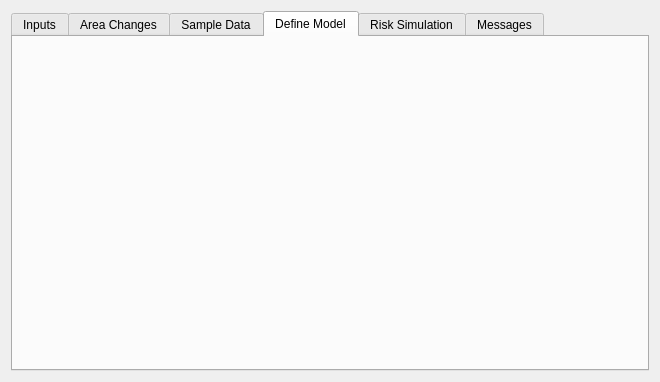
The window that moluscedialogbase.ui (nextgis/qgis_molusce) describes before a commit, drawn with Qt 5.
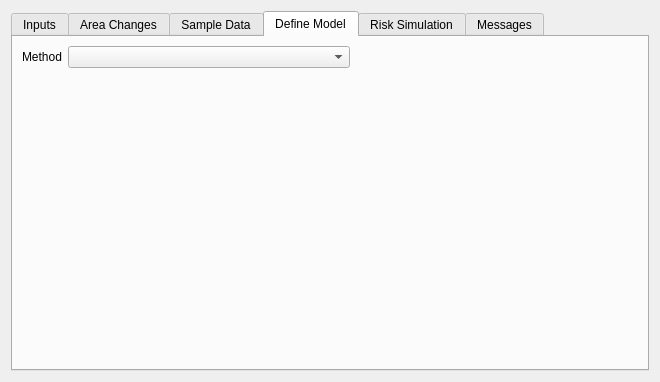
The same window after the commit. The open tabs and pages were chosen to show the change. Custom widgets are drawn as their Qt base class.

Commit message: initial implementation of model selection, added UI for logistic regression model

What changed in the file:
```diff
--- a/moluscedialogbase.ui
+++ b/moluscedialogbase.ui
@@ -176,6 +176,57 @@
       <attribute name="title">
        <string>Define Model</string>
       </attribute>
+      <layout class="QGridLayout" name="gridLayout_3">
+       <item row="0" column="0">
+        <widget class="QLabel" name="label_4">
+         <property name="text">
+          <string>Method</string>
+         </property>
+        </widget>
+       </item>
+       <item row="0" column="1">
+        <widget class="QComboBox" name="cmbMethod">
+         <property name="sizePolicy">
+          <sizepolicy hsizetype="Expanding" vsizetype="Fixed">
+           <horstretch>0</horstretch>
+           <verstretch>0</verstretch>
+          </sizepolicy>
+         </property>
+        </widget>
+       </item>
+       <item row="0" column="2">
+        <spacer name="horizontalSpacer">
+         <property name="orientation">
+          <enum>Qt::Horizontal</enum>
+         </property>
+         <property name="sizeHint" stdset="0">
+          <size>
+           <width>40</width>
+           <height>20</height>
+          </size>
+         </property>
+        </spacer>
+       </item>
+       <item row="1" column="0" colspan="3">
+        <widget class="QStackedWidget" name="widgetStackMethods">
+         <property name="sizePolicy">
+          <sizepolicy hsizetype="Expanding" vsizetype="Expanding">
+           <horstretch>0</horstretch>
+           <verstretch>0</verstretch>
+          </sizepolicy>
+         </property>
+         <property name="frameShape">
+          <enum>QFrame::NoFrame</enum>
+         </property>
+         <property name="frameShadow">
+          <enum>QFrame::Sunken</enum>
+         </property>
+         <property name="currentIndex">
+          <number>-1</number>
+         </property>
+        </widget>
+       </item>
+      </layout>
      </widget>
      <widget class="QWidget" name="tabSimulation">
       <attribute name="title">
```
The commit also changes 3 other files.
